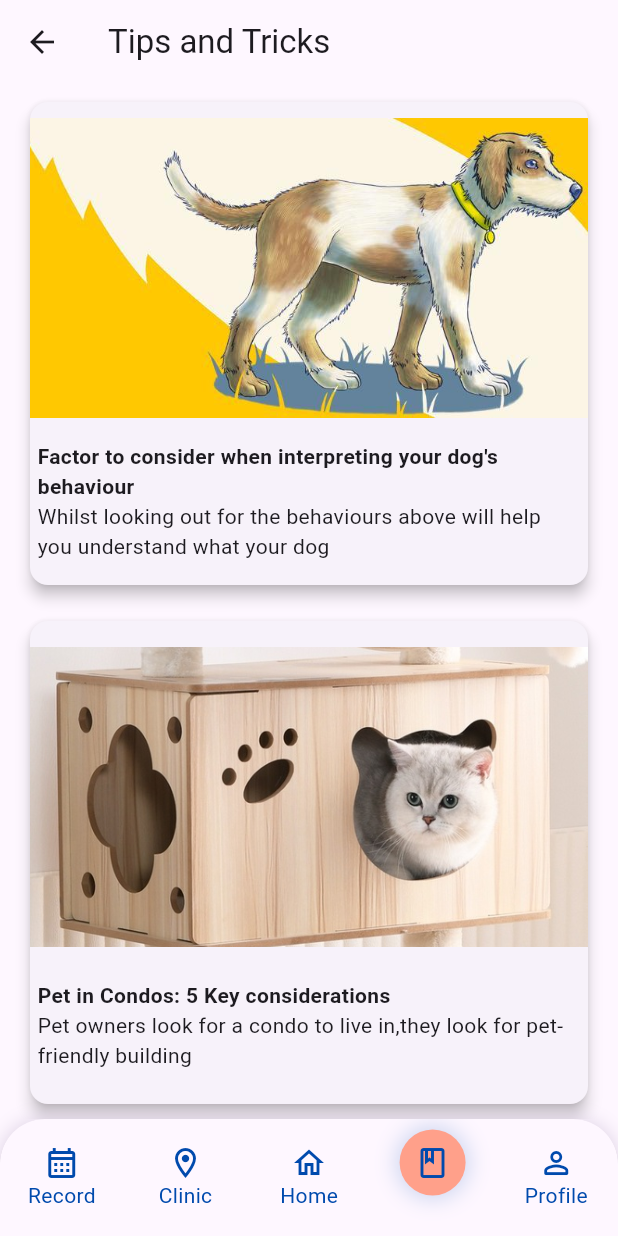
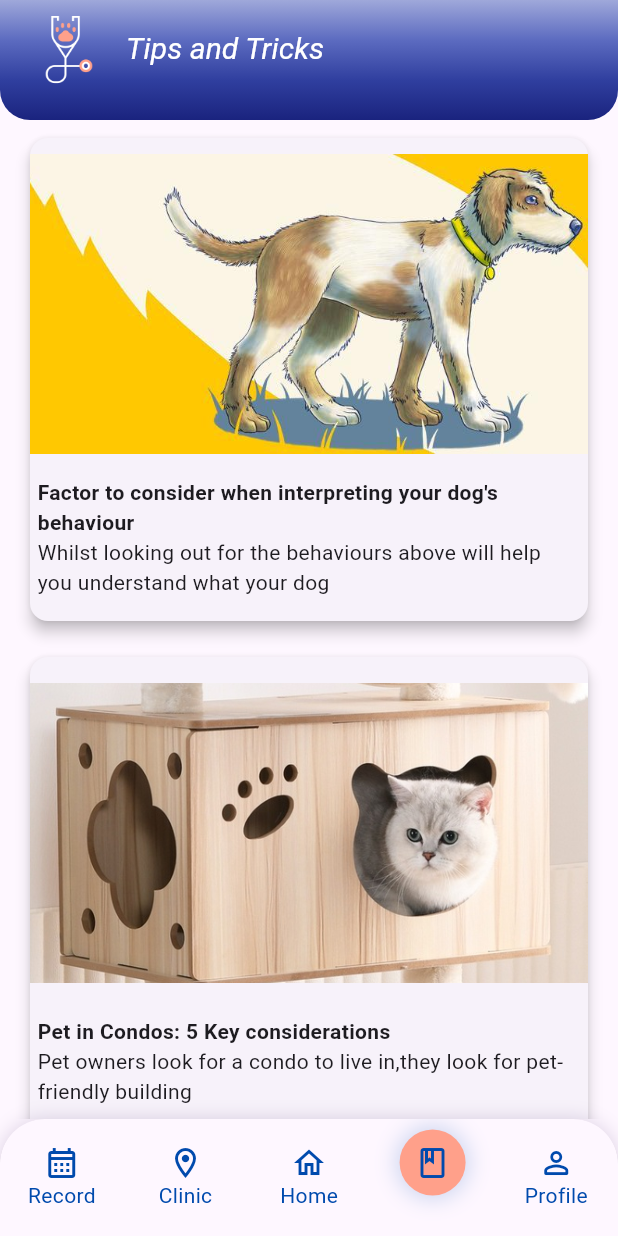
Before and after one commit to supithcha/HappyTails, a Flutter app: the TipsPage screen opened by its route, on a phone screen of 412 x 824 dp. Run offline on Flutter 3.47's test engine with Material 3 defaults, Android fonts, the phone set to English and light mode, and no system bars; our stand-ins replace cloud_firestore, firebase_auth, firebase_core, firebase_storage, flutter_map, get and 2 more; missing offline and left inert: flutter_osm_plugin, osm_flutter_hooks; accounts and stored records are empty.

Commit message:
fix top bar

```diff
--- a/lib/Clinic_Page.dart
+++ b/lib/Clinic_Page.dart
@@ -24,10 +24,11 @@ class _MapClinicPageState extends State<MapClinicPage> {
       appBar: PreferredSize(
           preferredSize: Size.fromHeight(80),
            child: AppBar(
+            automaticallyImplyLeading: false,
             title: Row(
             children: [
               Padding(
-                padding: const EdgeInsets.only(left: 5.0),
+                padding: const EdgeInsets.only(top: 10,left: 5.0),
                 child: Image.asset(
                   'assets/logo/logo-white.png',
                   width: 60,
@@ -39,7 +40,7 @@ class _MapClinicPageState extends State<MapClinicPage> {
                 children: [
                   Text(
                     'Nearby Clinics',
-                    style: TextStyle(color: Colors.white, fontSize: 13, fontStyle: FontStyle.italic),
+                    style: TextStyle(color: Colors.white, fontSize: 20, fontStyle: FontStyle.italic),
                   ),
                 ],
               ),
--- a/lib/tips_and_tricks.dart
+++ b/lib/tips_and_tricks.dart
@@ -51,6 +51,7 @@ class TipsPage extends StatefulWidget {
 
 class _TipsPageState extends State<TipsPage> {
   late List<Trick> tips;
+
   @override
   void initState() {
     super.initState();
@@ -60,7 +61,51 @@ class _TipsPageState extends State<TipsPage> {
   @override
   Widget build(BuildContext context) {
     return Scaffold(
-      appBar: AppBar(title: Text(widget.title)),
+      appBar: PreferredSize(
+        preferredSize: Size.fromHeight(80),
+        child: AppBar(
+          automaticallyImplyLeading: false,
+          title: Row(
+            children: [
+              Padding(
+                padding: const EdgeInsets.only(top: 10.0),
+                child: Image.asset(
+                  'assets/logo/logo-white.png',
+                  width: 60,
+                  height: 100,
+                ),
+              ),
+              Padding(
+                padding: const EdgeInsets.only(top: 8.0, left: 8.0),
+                child: Column(
+                  crossAxisAlignment: CrossAxisAlignment.start,
+                  children: [
+                    Text(
+                      'Tips and Tricks',
+                      style: TextStyle(color: Colors.white, fontSize: 20, fontStyle: FontStyle.italic),
+                    ),
+                  ],
+                ),
+              ),
+            ],
+          ),
+          flexibleSpace: Container(
+            decoration: BoxDecoration(
+              borderRadius: BorderRadius.vertical(bottom: Radius.circular(20)),
+              gradient: LinearGradient(
+                colors: [
+                  Colors.indigo.shade200,
+                  Colors.indigo.shade400,
+                  Colors.indigo.shade700,
+                  Colors.indigo.shade900,
+                ],
+                begin: Alignment.topCenter,
+                end: Alignment.bottomCenter,
+              ),
+            ),
+          ),
+        ),
+      ),
       body: ListView.builder(
         itemCount: tips.length,
         itemBuilder: (context, index) {
@@ -83,6 +128,7 @@ class _TipsPageState extends State<TipsPage> {
     );
   }
 }
+
 
 class EachTipsPage extends StatefulWidget {
   EachTipsPage({Key? key, required this.item}) : super(key: key);
```
